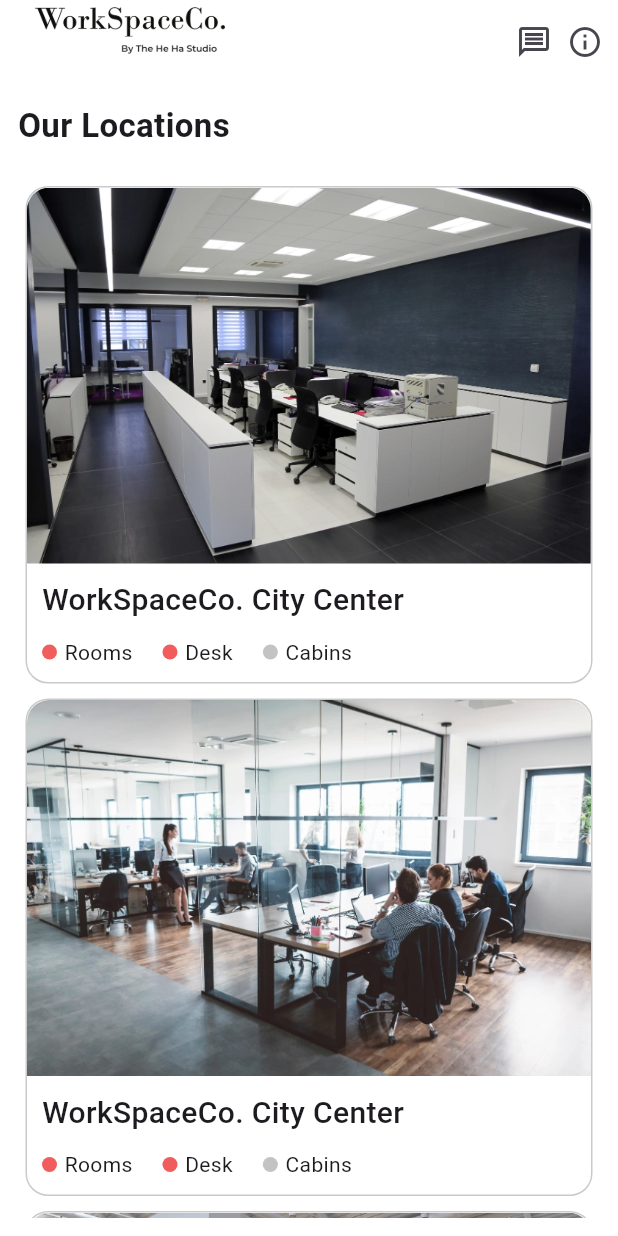
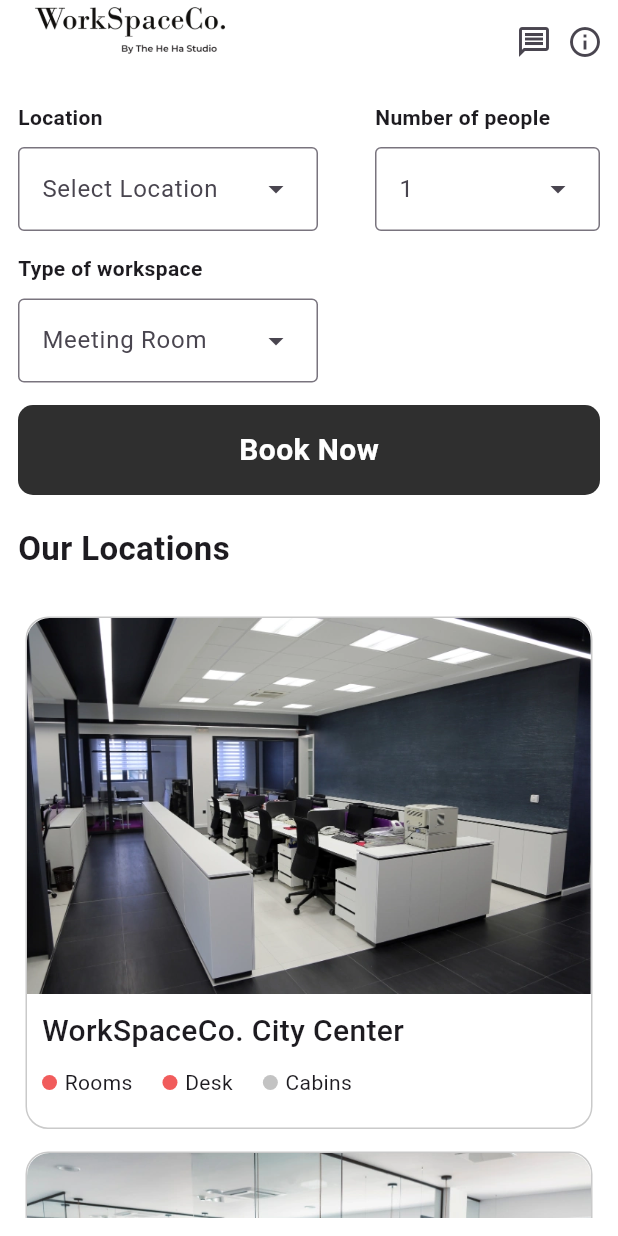
Before and after one commit to Umang-Reformiqo-2024/workspace, a Flutter app: the WscLocationScreen screen opened directly, on a phone screen of 412 x 824 dp. Run offline on Flutter 3.47's test engine with Material 3 defaults, Android fonts, the phone set to English and light mode, and no system bars; our stand-ins replace badges, carousel_slider, flutter_svg, get, image_picker, quickalert and 1 more; missing offline and left inert: simple_ripple_animation; Roboto replaces fonts that are missing (proximanovaRegular); project files that could hold a hidden picture were left out.

Commit message:
As on 11-06-2024 (V2)

```diff
--- a/lib/controller/home/wsc_location_controller.dart
+++ b/lib/controller/home/wsc_location_controller.dart
@@ -1,5 +1,30 @@
+import 'package:flutter/material.dart';
 import 'package:get/get.dart';
 
 class WscLocationController extends GetxController{
 
+  List<WorkspaceLocation> workSpaceLocations = [
+    WorkspaceLocation(id: 0, title: "Home", logo: "assets/v2/png/location_home.webp"),
+    WorkspaceLocation(id: 0, title: "City Center", logo: "assets/v2/png/location_city_center.webp"),
+    WorkspaceLocation(id: 0, title: "Skyline", logo: "assets/v2/png/location_skyline.webp"),
+    WorkspaceLocation(id: 0, title: "Rise", logo: "assets/v2/png/location_rise.webp"),
+  ];
+
+
+  @override
+  void onInit() {
+    // TODO: implement onInit
+    super.onInit();
+    // Get.bottomSheet(Container(height: 250,));
+  }
+
 }
+
+
+class WorkspaceLocation{
+  int? id;
+  String? title;
+  String? logo;
+
+  WorkspaceLocation({required this.id, required this.title, required this.logo});
+}
--- a/lib/screens/home/wsc_location_screen.dart
+++ b/lib/screens/home/wsc_location_screen.dart
@@ -1,7 +1,10 @@
+import 'package:flutter/cupertino.dart';
 import 'package:flutter/material.dart';
+import 'package:flutter/services.dart';
 import 'package:get/get.dart';
 import 'package:workspace/app_data/app_fonts/app_font.dart';
 import 'package:workspace/controller/home/wsc_location_controller.dart';
+import 'package:workspace/widgets/common_widgets/button_widget.dart';
 
 class WscLocationScreen extends StatelessWidget {
   const WscLocationScreen({super.key});
@@ -13,10 +16,11 @@ class WscLocationScreen extends StatelessWidget {
       builder: (controller) => Scaffold(
         backgroundColor: Colors.white,
         appBar: AppBar(
+          forceMaterialTransparency: true,
           title: Image.asset("assets/v2/png/app_logo.webp",height: 150,width: 150,fit: BoxFit.fill,),
           automaticallyImplyLeading: false,
           backgroundColor: Colors.white,
-          actions: [const Icon(Icons.message_outlined),const SizedBox(width: 10,),const Icon(Icons.info_outline),const SizedBox(width: 10,)],
+          actions: const [Icon(Icons.message_outlined),SizedBox(width: 10,),Icon(Icons.info_outline),SizedBox(width: 10,)],
         ),
         body: Padding(
           padding: const EdgeInsets.all(12.0),
@@ -24,6 +28,92 @@ class WscLocationScreen extends StatelessWidget {
             mainAxisAlignment: MainAxisAlignment.start,
             crossAxisAlignment: CrossAxisAlignment.start,
             children: [
+              Row(
+                mainAxisAlignment: MainAxisAlignment.spaceBetween,
+                children: [
+                  Column(
+                    mainAxisAlignment: MainAxisAlignment.start,
+                    crossAxisAlignment: CrossAxisAlignment.start,
+                    children: [
+                      const Text("Location",style: TextStyle(fontWeight: FontWeight.bold,fontFamily: AppFont.primary),),
+                      const SizedBox(height: 10,),
+                      DropdownMenu(
+                          hintText: "Select Location",
+                          menuStyle: const MenuStyle(
+                            backgroundColor: WidgetStatePropertyAll(Colors.white),
+                          ),
+                          width: 200,
+                          onSelected: (value) {
+                            debugPrint("===[$value]===");
+                          },
+                          dropdownMenuEntries: controller.workSpaceLocations
+                              .map((location) => DropdownMenuEntry(
+                              label: location.title??"",
+                              value: location.title??"",
+                              leadingIcon: Image.asset(location.logo??"",height: 60,width: 60,scale: 1,)
+                          )).toList()),
+                    ],
+                  ),
+                  Column(
+                    mainAxisAlignment: MainAxisAlignment.start,
+                    crossAxisAlignment: CrossAxisAlignment.start,
+                    children: [
+                      const Text("Number of people",style: TextStyle(fontWeight: FontWeight.bold,fontFamily: AppFont.primary),),
+                      const SizedBox(height: 10,),
+                      DropdownMenu(
+                          hintText: "1",
+                          menuStyle: const MenuStyle(
+                            backgroundColor: WidgetStatePropertyAll(Colors.white),
+                          ),
+                          width: 150,
+                          onSelected: (value) {
+                            debugPrint("===[$value]===");
+                          },
+                          dropdownMenuEntries: ['1', '2', '3','4','5','6','7','8','9','10','11','12']
+                              .map((location) => DropdownMenuEntry(
+                              label: location,
+                              value: location,
+                              //leadingIcon: Image.asset("assets/v2/png/app_logo.webp",height: 60,width: 60,scale: 1,)
+                          )).toList()),
+                    ],
+                  ),
+                ],
+              ),
+              const SizedBox(height: 15,),
+              Row(
+                mainAxisAlignment: MainAxisAlignment.spaceBetween,
+                crossAxisAlignment: CrossAxisAlignment.end,
+                children: [
+                  Column(
+                    mainAxisAlignment: MainAxisAlignment.start,
+                    crossAxisAlignment: CrossAxisAlignment.start,
+                    children: [
+                      const Text("Type of workspace",style: TextStyle(fontWeight: FontWeight.bold,fontFamily: AppFont.primary),),
+                      const SizedBox(height: 10,),
+                      DropdownMenu(
+                          hintText: "Meeting Room",
+                          menuStyle: const MenuStyle(
+                            backgroundColor: WidgetStatePropertyAll(Colors.white),
+                          ),
+                          width: 200,
+                          onSelected: (value) {
+                            debugPrint("===[$value]===");
+                          },
+                          dropdownMenuEntries: ['Meeting Room', 'Personal Cabin', 'Dedicated Desk']
+                              .map((location) => DropdownMenuEntry(
+                              label: location,
+                              value: location,
+                              //leadingIcon: Image.asset("assets/v2/png/app_logo.webp",height: 60,width: 60,scale: 1,)
+                          )).toList()),
+                    ],
+                  ),
+                ],
+              ),
+              const SizedBox(height: 15,),
+              AppButtonPrimary(onTap: () {
+
+              }, text: "Book Now",buttonMargin: EdgeInsets.zero,),
+              const SizedBox(height: 20,),
               const Text("Our Locations",style: TextStyle(fontFamily: AppFont.primary,fontWeight: FontWeight.bold,fontSize: 22),),
               const SizedBox(height: 20,),
               Expanded(
@@ -42,7 +132,7 @@ class WscLocationScreen extends StatelessWidget {
 
   Widget locationCard(index){
     return Container(
-        margin: const EdgeInsets.all(5),
+        margin: const EdgeInsets.fromLTRB(5, 10, 5, 5),
         decoration: BoxDecoration(
             borderRadius: BorderRadius.circular(15),
             border: Border.all(color: const Color(0xFFCACACA))
@@ -58,7 +148,7 @@ class WscLocationScreen extends StatelessWidget {
               child: Text("WorkSpaceCo. City Center",style: TextStyle(fontFamily: AppFont.primary,fontSize: 20,fontWeight: FontWeight.w500),),
             ),
             Padding(
-              padding: const EdgeInsets.only(left: 10,top: 10,bottom: 10),
+              padding: const EdgeInsets.only(left: 10,top: 10,bottom: 20),
               child: Row(children: [
                 SizedBox(
                   child: Row(
```
Also changed, not shown: assets/v2/png/location_city_center.webp (added), assets/v2/png/location_home.webp (added), assets/v2/png/location_rise.webp (added), assets/v2/png/location_skyline.webp (added).
